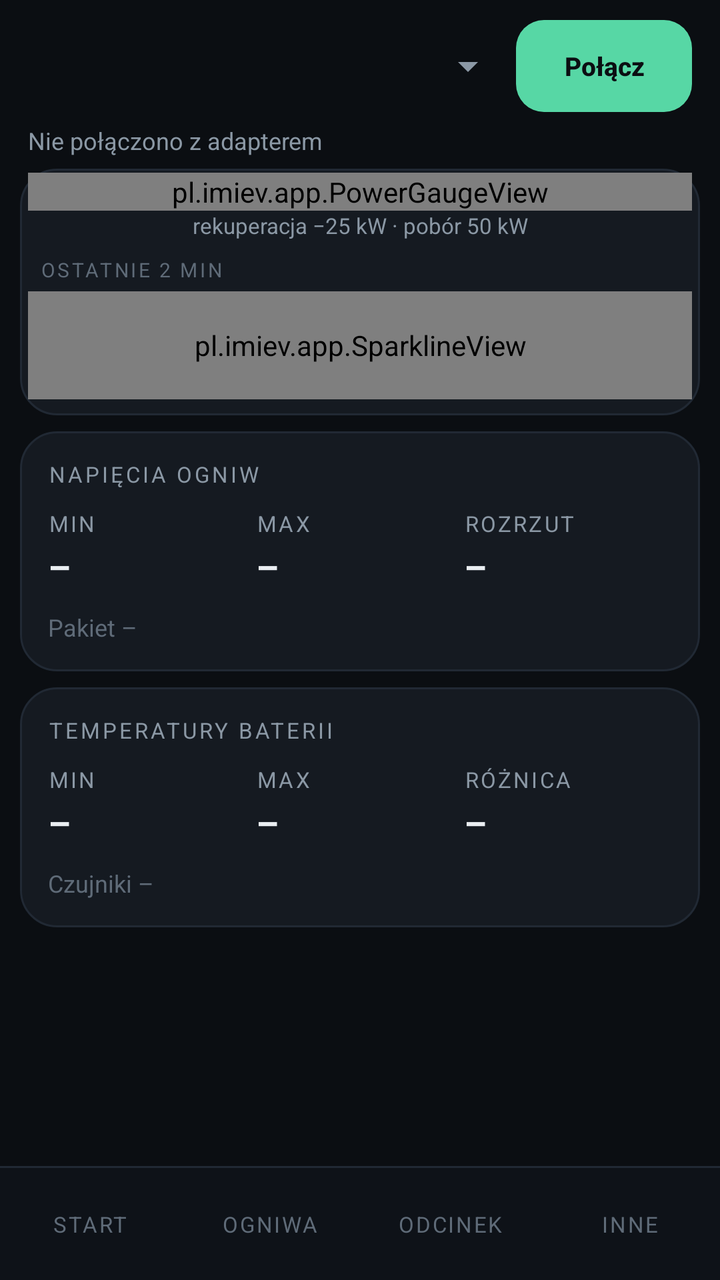
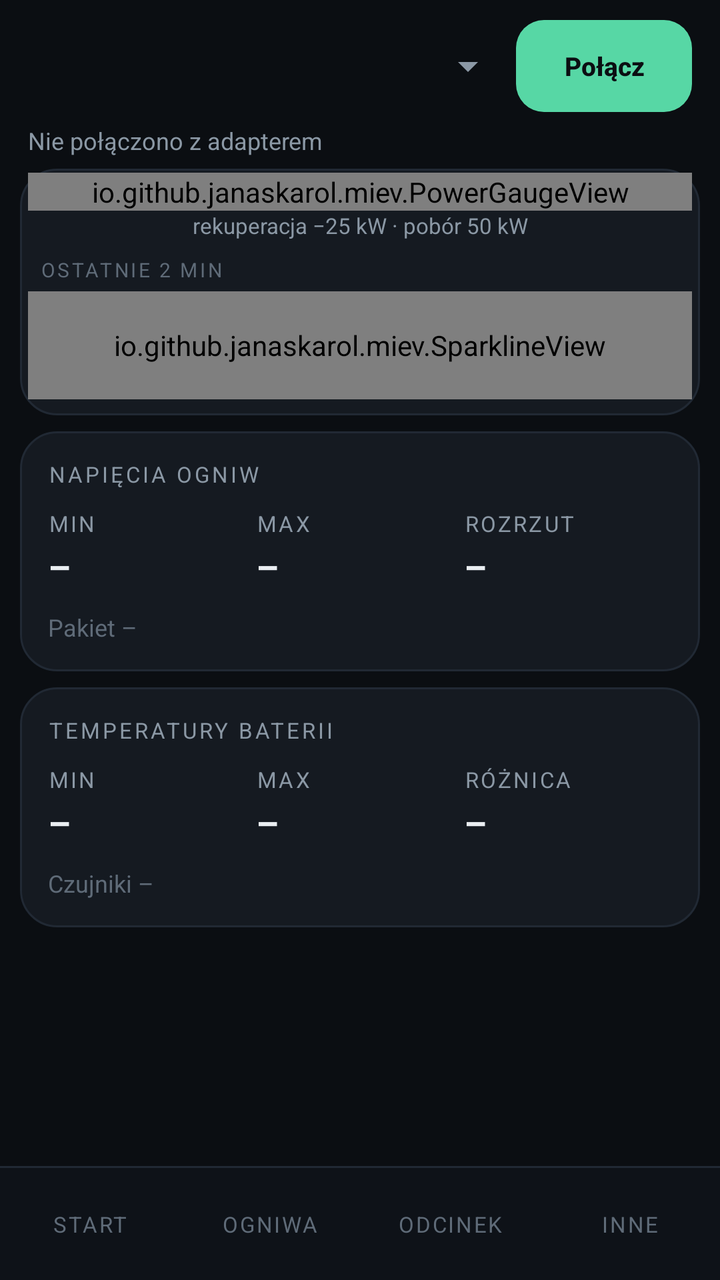

The first picture is an Android layout as it rendered before a commit; the second is the same layout after the commit. The layout source and the unified diff follow.
<!-- AndroidManifest.xml: application theme android:Theme.Material.NoActionBar -->
<!-- res/layout/activity_main.xml -->
<?xml version="1.0" encoding="utf-8"?>
<LinearLayout xmlns:android="http://schemas.android.com/apk/res/android"
    android:layout_width="match_parent"
    android:layout_height="match_parent"
    android:background="@color/bg"
    android:orientation="vertical">

    
    <LinearLayout
        android:layout_width="match_parent"
        android:layout_height="wrap_content"
        android:orientation="vertical"
        android:paddingLeft="14dp"
        android:paddingRight="14dp"
        android:paddingTop="10dp">

        <LinearLayout
            android:layout_width="match_parent"
            android:layout_height="wrap_content"
            android:gravity="center_vertical"
            android:orientation="horizontal">

            <Spinner
                android:id="@+id/deviceSpinner"
                android:layout_width="0dp"
                android:layout_height="wrap_content"
                android:layout_weight="1"
                android:backgroundTint="@color/muted" />

            <Button
                android:id="@+id/connectButton"
                style="@style/AppButtonPrimary"
                android:text="Połącz" />
        </LinearLayout>

        <TextView
            android:id="@+id/statusText"
            android:layout_width="match_parent"
            android:layout_height="wrap_content"
            android:paddingTop="6dp"
            android:paddingBottom="6dp"
            android:text="Nie połączono z adapterem"
            android:textColor="@color/muted"
            android:textSize="12sp" />
    </LinearLayout>

    
    <FrameLayout
        android:id="@+id/panelHost"
        android:layout_width="match_parent"
        android:layout_height="0dp"
        android:layout_weight="1">

        
        <ScrollView
            android:id="@+id/panelStart"
            android:layout_width="match_parent"
            android:layout_height="match_parent"
            android:fillViewport="true"
            android:scrollbars="none">

            <LinearLayout
                android:layout_width="match_parent"
                android:layout_height="wrap_content"
                android:orientation="vertical"
                android:paddingLeft="10dp"
                android:paddingRight="10dp"
                android:paddingBottom="16dp">

                <LinearLayout
                    android:layout_width="match_parent"
                    android:layout_height="wrap_content"
                    android:background="@drawable/bg_card"
                    android:orientation="vertical"
                    android:paddingTop="2dp"
                    android:paddingBottom="8dp"
                    android:paddingLeft="4dp"
                    android:paddingRight="4dp">

                    <pl.imiev.app.PowerGaugeView
                        android:id="@+id/powerGauge"
                        android:layout_width="match_parent"
                        android:layout_height="wrap_content" />

                    <TextView
                        android:id="@+id/peakText"
                        android:layout_width="match_parent"
                        android:layout_height="wrap_content"
                        android:gravity="center"
                        android:paddingBottom="8dp"
                        android:text="rekuperacja −25 kW · pobór 50 kW"
                        android:textColor="@color/muted"
                        android:textSize="11sp" />

                    <TextView
                        android:layout_width="match_parent"
                        android:layout_height="wrap_content"
                        android:letterSpacing="0.12"
                        android:paddingLeft="6dp"
                        android:text="OSTATNIE 2 MIN"
                        android:textColor="@color/dim"
                        android:textSize="10sp" />

                    <pl.imiev.app.SparklineView
                        android:id="@+id/powerSpark"
                        android:layout_width="match_parent"
                        android:layout_height="54dp"
                        android:layout_marginTop="4dp" />
                </LinearLayout>

                
                <LinearLayout
                    android:layout_width="match_parent"
                    android:layout_height="wrap_content"
                    android:layout_marginTop="8dp"
                    android:background="@drawable/bg_card"
                    android:orientation="vertical"
                    android:padding="14dp">

                    <TextView style="@style/CardTitle" android:text="NAPIĘCIA OGNIW" />

                    <LinearLayout
                        android:layout_width="match_parent"
                        android:layout_height="wrap_content"
                        android:orientation="horizontal">

                        <LinearLayout
                            android:layout_width="0dp"
                            android:layout_height="wrap_content"
                            android:layout_weight="1"
                            android:orientation="vertical">
                            <TextView style="@style/Label" android:text="MIN" />
                            <TextView android:id="@+id/cellMinValue" style="@style/MetricSmall" android:text="–" />
                        </LinearLayout>

                        <LinearLayout
                            android:layout_width="0dp"
                            android:layout_height="wrap_content"
                            android:layout_weight="1"
                            android:orientation="vertical">
                            <TextView style="@style/Label" android:text="MAX" />
                            <TextView android:id="@+id/cellMaxValue" style="@style/MetricSmall" android:text="–" />
                        </LinearLayout>

                        <LinearLayout
                            android:layout_width="0dp"
                            android:layout_height="wrap_content"
                            android:layout_weight="1"
                            android:orientation="vertical">
                            <TextView style="@style/Label" android:text="ROZRZUT" />
                            <TextView android:id="@+id/cellDeltaValue" style="@style/MetricSmall" android:text="–" />
                        </LinearLayout>
                    </LinearLayout>

                    <TextView
                        android:id="@+id/packText"
                        style="@style/Foot"
                        android:text="Pakiet –" />
                </LinearLayout>

                
                <LinearLayout
                    android:layout_width="match_parent"
                    android:layout_height="wrap_content"
                    android:layout_marginTop="8dp"
                    android:background="@drawable/bg_card"
                    android:orientation="vertical"
                    android:padding="14dp">

                    <TextView style="@style/CardTitle" android:text="TEMPERATURY BATERII" />

                    <LinearLayout
                        android:layout_width="match_parent"
                        android:layout_height="wrap_content"
                        android:orientation="horizontal">

                        <LinearLayout
                            android:layout_width="0dp"
                            android:layout_height="wrap_content"
                            android:layout_weight="1"
                            android:orientation="vertical">
                            <TextView style="@style/Label" android:text="MIN" />
                            <TextView android:id="@+id/tempMinValue" style="@style/MetricSmall" android:text="–" />
                        </LinearLayout>

                        <LinearLayout
                            android:layout_width="0dp"
                            android:layout_height="wrap_content"
                            android:layout_weight="1"
                            android:orientation="vertical">
                            <TextView style="@style/Label" android:text="MAX" />
                            <TextView android:id="@+id/tempMaxValue" style="@style/MetricSmall" android:text="–" />
                        </LinearLayout>

                        <LinearLayout
                            android:layout_width="0dp"
                            android:layout_height="wrap_content"
                            android:layout_weight="1"
                            android:orientation="vertical">
                            <TextView style="@style/Label" android:text="RÓŻNICA" />
                            <TextView android:id="@+id/tempDeltaValue" style="@style/MetricSmall" android:text="–" />
                        </LinearLayout>
                    </LinearLayout>

                    <TextView
                        android:id="@+id/tempsText"
                        style="@style/Foot"
                        android:text="Czujniki –" />
                </LinearLayout>
            </LinearLayout>
        </ScrollView>

        
        <ScrollView
            android:id="@+id/panelCells"
            android:layout_width="match_parent"
            android:layout_height="match_parent"
            android:fillViewport="true"
            android:scrollbars="none"
            android:visibility="gone">

            <LinearLayout
                android:layout_width="match_parent"
                android:layout_height="wrap_content"
                android:orientation="vertical"
                android:paddingLeft="14dp"
                android:paddingRight="14dp"
                android:paddingBottom="16dp">

                <LinearLayout
                    android:layout_width="match_parent"
                    android:layout_height="wrap_content"
                    android:background="@drawable/bg_card"
                    android:orientation="vertical"
                    android:padding="14dp">

                    <TextView style="@style/CardTitle" android:text="WSZYSTKIE OGNIWA" />

                    <LinearLayout
                        android:layout_width="match_parent"
                        android:layout_height="wrap_content"
                        android:orientation="horizontal">

                        <LinearLayout
                            android:layout_width="0dp"
                            android:layout_height="wrap_content"
                            android:layout_weight="1"
                            android:orientation="vertical">
                            <TextView style="@style/Label" android:text="MIN" />
                            <TextView android:id="@+id/cellTabMin" style="@style/MetricSmall" android:text="–" />
                        </LinearLayout>

                        <LinearLayout
                            android:layout_width="0dp"
                            android:layout_height="wrap_content"
                            android:layout_weight="1"
                            android:orientation="vertical">
                            <TextView style="@style/Label" android:text="MAX" />
                            <TextView android:id="@+id/cellTabMax" style="@style/MetricSmall" android:text="–" />
                        </LinearLayout>

                        <LinearLayout
                            android:layout_width="0dp"
                            android:layout_height="wrap_content"
                            android:layout_weight="1"
                            android:orientation="vertical">
                            <TextView style="@style/Label" android:text="ROZRZUT" />
                            <TextView android:id="@+id/cellTabDelta" style="@style/MetricSmall" android:text="–" />
                        </LinearLayout>
                    </LinearLayout>

                    <TextView
                        android:id="@+id/cellSummary"
                        style="@style/Foot"
                        android:text="Czekam na ramkę 2102 — 88 ogniw" />
                </LinearLayout>

                <LinearLayout
                    android:id="@+id/cellGrid"
                    android:layout_width="match_parent"
                    android:layout_height="wrap_content"
                    android:layout_marginTop="8dp"
                    android:background="@drawable/bg_card"
                    android:orientation="vertical"
                    android:padding="10dp" />
            </LinearLayout>
        </ScrollView>

        
        <ScrollView
            android:id="@+id/panelTrip"
            android:layout_width="match_parent"
            android:layout_height="match_parent"
            android:fillViewport="true"
            android:scrollbars="none"
            android:visibility="gone">

            <LinearLayout
                android:layout_width="match_parent"
                android:layout_height="wrap_content"
                android:orientation="vertical"
                android:paddingLeft="14dp"
                android:paddingRight="14dp"
                android:paddingBottom="16dp">

                <LinearLayout
                    android:layout_width="match_parent"
                    android:layout_height="wrap_content"
                    android:background="@drawable/bg_card"
                    android:orientation="vertical"
                    android:padding="14dp">

                    <TextView style="@style/CardTitle" android:text="TEN ODCINEK" />

                    <LinearLayout
                        android:layout_width="match_parent"
                        android:layout_height="wrap_content"
                        android:orientation="horizontal">

                        <LinearLayout
                            android:layout_width="0dp"
                            android:layout_height="wrap_content"
                            android:layout_weight="1"
                            android:orientation="vertical">
                            <TextView style="@style/Label" android:text="DYSTANS" />
                            <TextView android:id="@+id/tripDistance" style="@style/MetricSmall" android:text="–" />
                        </LinearLayout>

                        <LinearLayout
                            android:layout_width="0dp"
                            android:layout_height="wrap_content"
                            android:layout_weight="1"
                            android:orientation="vertical">
                            <TextView style="@style/Label" android:text="ENERGIA" />
                            <TextView android:id="@+id/tripEnergy" style="@style/MetricSmall" android:text="–" />
                        </LinearLayout>

                        <LinearLayout
                            android:layout_width="0dp"
                            android:layout_height="wrap_content"
                            android:layout_weight="1"
                            android:orientation="vertical">
                            <TextView style="@style/Label" android:text="NA 100 KM" />
                            <TextView android:id="@+id/tripPer100" style="@style/MetricSmall" android:text="–" />
                        </LinearLayout>
                    </LinearLayout>

                    <LinearLayout
                        android:layout_width="match_parent"
                        android:layout_height="wrap_content"
                        android:layout_marginTop="12dp"
                        android:orientation="horizontal">

                        <LinearLayout
                            android:layout_width="0dp"
                            android:layout_height="wrap_content"
                            android:layout_weight="1"
                            android:orientation="vertical">
                            <TextView style="@style/Label" android:text="CZAS" />
                            <TextView android:id="@+id/tripTime" style="@style/MetricSmall" android:text="–" />
                        </LinearLayout>

                        <LinearLayout
                            android:layout_width="0dp"
                            android:layout_height="wrap_content"
                            android:layout_weight="1"
                            android:orientation="vertical">
                            <TextView style="@style/Label" android:text="ŚREDNIA" />
                            <TextView android:id="@+id/tripAvg" style="@style/MetricSmall" android:text="–" />
                        </LinearLayout>

                        <LinearLayout
                            android:layout_width="0dp"
                            android:layout_height="wrap_content"
                            android:layout_weight="1"
                            android:orientation="vertical">
                            <TextView style="@style/Label" android:text="REKUP." />
                            <TextView android:id="@+id/tripRegen" style="@style/MetricSmall" android:text="–" />
                        </LinearLayout>
                    </LinearLayout>

                    <TextView
                        android:id="@+id/tripFoot"
                        style="@style/Foot"
                        android:text="Odcinek startuje automatycznie, gdy auto ruszy" />
                </LinearLayout>

                <LinearLayout
                    android:layout_width="match_parent"
                    android:layout_height="wrap_content"
                    android:layout_marginTop="8dp"
                    android:background="@drawable/bg_card"
                    android:orientation="vertical"
                    android:padding="14dp">

                    <TextView style="@style/CardTitle" android:text="HISTORIA JAZD" />

                    <LinearLayout
                        android:id="@+id/historyList"
                        android:layout_width="match_parent"
                        android:layout_height="wrap_content"
                        android:orientation="vertical" />

                    <TextView
                        android:id="@+id/historyEmpty"
                        android:layout_width="match_parent"
                        android:layout_height="wrap_content"
                        android:paddingTop="4dp"
                        android:text="Brak zapisanych jazd — pierwszy odcinek pojawi się po 120 s postoju"
                        android:textColor="@color/dim"
                        android:textSize="12sp" />
                </LinearLayout>
            </LinearLayout>
        </ScrollView>

        
        <ScrollView
            android:id="@+id/panelOther"
            android:layout_width="match_parent"
            android:layout_height="match_parent"
            android:fillViewport="true"
            android:scrollbars="none"
            android:visibility="gone">

            <LinearLayout
                android:layout_width="match_parent"
                android:layout_height="wrap_content"
                android:orientation="vertical"
                android:paddingLeft="14dp"
                android:paddingRight="14dp"
                android:paddingBottom="16dp">

                
                <LinearLayout
                    android:layout_width="match_parent"
                    android:layout_height="wrap_content"
                    android:layout_marginTop="8dp"
                    android:orientation="horizontal">

                    <LinearLayout
                        android:layout_width="0dp"
                        android:layout_height="wrap_content"
                        android:layout_weight="1"
                        android:background="@drawable/bg_chip"
                        android:orientation="vertical"
                        android:padding="12dp">

                        <TextView style="@style/Label" android:text="SOC" />
                        <TextView android:id="@+id/socValue" style="@style/Metric" android:text="–" />
                    </LinearLayout>

                    <LinearLayout
                        android:layout_width="0dp"
                        android:layout_height="wrap_content"
                        android:layout_marginLeft="8dp"
                        android:layout_weight="1"
                        android:background="@drawable/bg_chip"
                        android:orientation="vertical"
                        android:padding="12dp">

                        <TextView style="@style/Label" android:text="PRĘDKOŚĆ" />
                        <TextView android:id="@+id/speedValue" style="@style/Metric" android:text="–" />
                    </LinearLayout>

                    <LinearLayout
                        android:layout_width="0dp"
                        android:layout_height="wrap_content"
                        android:layout_marginLeft="8dp"
                        android:layout_weight="1"
                        android:background="@drawable/bg_chip"
                        android:orientation="vertical"
                        android:padding="12dp">

                        <TextView style="@style/Label" android:text="GRZANIE PTC" />
                        <TextView android:id="@+id/heaterValue" style="@style/Metric" android:text="–" />
                    </LinearLayout>
                </LinearLayout>

                <LinearLayout
                    android:layout_width="match_parent"
                    android:layout_height="wrap_content"
                    android:background="@drawable/bg_card"
                    android:orientation="vertical"
                    android:padding="14dp">

                    <TextView style="@style/CardTitle" android:text="POZOSTAŁE" />

                    <LinearLayout
                        android:layout_width="match_parent"
                        android:layout_height="wrap_content"
                        android:orientation="horizontal"
                        android:paddingTop="3dp"
                        android:paddingBottom="3dp">
                        <TextView style="@style/RowKey" android:text="Zasięg" />
                        <TextView android:id="@+id/rangeValue" style="@style/RowValue" android:text="–" />
                    </LinearLayout>

                    <LinearLayout
                        android:layout_width="match_parent"
                        android:layout_height="wrap_content"
                        android:orientation="horizontal"
                        android:paddingTop="3dp"
                        android:paddingBottom="3dp">
                        <TextView style="@style/RowKey" android:text="Licznik" />
                        <TextView android:id="@+id/odoValue" style="@style/RowValue" android:text="–" />
                    </LinearLayout>

                    <LinearLayout
                        android:layout_width="match_parent"
                        android:layout_height="wrap_content"
                        android:orientation="horizontal"
                        android:paddingTop="3dp"
                        android:paddingBottom="3dp">
                        <TextView style="@style/RowKey" android:text="Płyn grzewczy" />
                        <TextView android:id="@+id/coolantValue" style="@style/RowValue" android:text="–" />
                    </LinearLayout>

                    <LinearLayout
                        android:layout_width="match_parent"
                        android:layout_height="wrap_content"
                        android:orientation="horizontal"
                        android:paddingTop="3dp"
                        android:paddingBottom="3dp">
                        <TextView style="@style/RowKey" android:text="Klima" />
                        <TextView android:id="@+id/acValue" style="@style/RowValue" android:text="–" />
                    </LinearLayout>

                    <LinearLayout
                        android:layout_width="match_parent"
                        android:layout_height="wrap_content"
                        android:orientation="horizontal"
                        android:paddingTop="3dp"
                        android:paddingBottom="3dp">
                        <TextView style="@style/RowKey" android:text="Bufor próbek" />
                        <TextView android:id="@+id/logValue" style="@style/RowValue" android:text="0" />
                    </LinearLayout>

                    <LinearLayout
                        android:layout_width="match_parent"
                        android:layout_height="wrap_content"
                        android:orientation="horizontal"
                        android:paddingTop="3dp"
                        android:paddingBottom="3dp">
                        <TextView style="@style/RowKey" android:text="Ogniwa" />
                        <TextView android:id="@+id/cellsText" style="@style/RowValue" android:text="–" />
                    </LinearLayout>
                </LinearLayout>

                <LinearLayout
                    android:layout_width="match_parent"
                    android:layout_height="wrap_content"
                    android:layout_marginTop="10dp"
                    android:orientation="horizontal">

                    <Button
                        android:id="@+id/exportButton"
                        style="@style/AppButton"
                        android:text="Eksport CSV" />

                    <Button
                        android:id="@+id/clearButton"
                        style="@style/AppButton"
                        android:layout_marginLeft="8dp"
                        android:text="Wyczyść bufor" />
                </LinearLayout>

                <ToggleButton
                    android:id="@+id/screenToggle"
                    android:layout_width="match_parent"
                    android:layout_height="46dp"
                    android:layout_marginTop="8dp"
                    android:background="@drawable/bg_button"
                    android:textAllCaps="false"
                    android:textColor="@color/muted"
                    android:textOff="Ekran może gasnąć"
                    android:textOn="Ekran zawsze włączony"
                    android:textSize="13sp" />

                <TextView
                    android:id="@+id/csvPathText"
                    android:layout_width="match_parent"
                    android:layout_height="wrap_content"
                    android:paddingTop="10dp"
                    android:textColor="@color/dim"
                    android:textSize="11sp" />

                <TextView
                    android:id="@+id/aboutText"
                    android:layout_width="match_parent"
                    android:layout_height="wrap_content"
                    android:paddingTop="12dp"
                    android:textColor="@color/dim"
                    android:textSize="10sp"
                    android:text="i-MiEV Monitor — nieoficjalna aplikacja, niepowiązana z Mitsubishi Motors.\nBrak dostępu do internetu — dane nie opuszczają telefonu." />
            </LinearLayout>
        </ScrollView>
    </FrameLayout>

    
    <View
        android:layout_width="match_parent"
        android:layout_height="1dp"
        android:background="@color/cardStroke" />

    <LinearLayout
        android:id="@+id/tabBar"
        android:layout_width="match_parent"
        android:layout_height="56dp"
        android:background="#0E1218"
        android:orientation="horizontal">

        <TextView
            android:id="@+id/tabStart"
            style="@style/TabItem"
            android:text="START" />

        <TextView
            android:id="@+id/tabCells"
            style="@style/TabItem"
            android:text="OGNIWA" />

        <TextView
            android:id="@+id/tabTrip"
            style="@style/TabItem"
            android:text="ODCINEK" />

        <TextView
            android:id="@+id/tabOther"
            style="@style/TabItem"
            android:text="INNE" />
    </LinearLayout>
</LinearLayout>
<!-- resources referenced by this layout -->
<resources>
  <color name="bg">#0B0E12</color>
  <color name="cardStroke">#212934</color>
  <color name="dim">#5F6B78</color>
  <color name="muted">#8B98A5</color>
  <!-- drawable bg_button (drawable) -->
  <?xml version="1.0" encoding="utf-8"?>
  <shape xmlns:android="http://schemas.android.com/apk/res/android" android:shape="rectangle">
      <solid android:color="@color/buttonBg" />
      <corners android:radius="14dp" />
  </shape>
  <!-- drawable bg_card (drawable) -->
  <?xml version="1.0" encoding="utf-8"?>
  <shape xmlns:android="http://schemas.android.com/apk/res/android" android:shape="rectangle">
      <solid android:color="@color/card" />
      <corners android:radius="18dp" />
      <stroke android:width="1dp" android:color="@color/cardStroke" />
  </shape>
  <!-- drawable bg_chip (drawable) -->
  <?xml version="1.0" encoding="utf-8"?>
  <shape xmlns:android="http://schemas.android.com/apk/res/android" android:shape="rectangle">
      <solid android:color="#12171D" />
      <corners android:radius="14dp" />
      <stroke android:width="1dp" android:color="#1C232C" />
  </shape>
  <style name="CardTitle">
          <item name="android:layout_width">match_parent</item>
          <item name="android:layout_height">wrap_content</item>
          <item name="android:textColor">@color/muted</item>
          <item name="android:textSize">11sp</item>
          <item name="android:letterSpacing">0.12</item>
          <item name="android:paddingBottom">10dp</item>
      </style>
  <style name="Foot">
          <item name="android:layout_width">match_parent</item>
          <item name="android:layout_height">wrap_content</item>
          <item name="android:textColor">@color/dim</item>
          <item name="android:textSize">12sp</item>
          <item name="android:paddingTop">10dp</item>
      </style>
  <style name="Label">
          <item name="android:layout_width">wrap_content</item>
          <item name="android:layout_height">wrap_content</item>
          <item name="android:textColor">@color/muted</item>
          <item name="android:textSize">11sp</item>
          <item name="android:letterSpacing">0.10</item>
      </style>
  <style name="Metric">
          <item name="android:layout_width">wrap_content</item>
          <item name="android:layout_height">wrap_content</item>
          <item name="android:textColor">@color/txt</item>
          <item name="android:textSize">24sp</item>
          <item name="android:textStyle">bold</item>
          <item name="android:paddingTop">3dp</item>
      </style>
  <style name="MetricSmall">
          <item name="android:layout_width">wrap_content</item>
          <item name="android:layout_height">wrap_content</item>
          <item name="android:textColor">@color/txt</item>
          <item name="android:textSize">18sp</item>
          <item name="android:textStyle">bold</item>
          <item name="android:paddingTop">2dp</item>
      </style>
  <style name="RowKey">
          <item name="android:layout_width">0dp</item>
          <item name="android:layout_height">wrap_content</item>
          <item name="android:layout_weight">1</item>
          <item name="android:textColor">@color/muted</item>
          <item name="android:textSize">13sp</item>
      </style>
  <style name="RowValue">
          <item name="android:layout_width">wrap_content</item>
          <item name="android:layout_height">wrap_content</item>
          <item name="android:textColor">@color/txt</item>
          <item name="android:textSize">13sp</item>
          <item name="android:textStyle">bold</item>
      </style>
  <color name="buttonBg">#232B36</color>
  <color name="card">#151A21</color>
  <color name="txt">#EAEEF2</color>
  <!-- drawable bg_button_primary (drawable) -->
  <?xml version="1.0" encoding="utf-8"?>
  <shape xmlns:android="http://schemas.android.com/apk/res/android" android:shape="rectangle">
      <solid android:color="@color/accent" />
      <corners android:radius="14dp" />
  </shape>
  <color name="accent">#57D7A5</color>
  <!-- unchanged entries left out for length: 4 -->
</resources>

<!-- the commit's change to res/layout/activity_main.xml (unified diff, before → after) -->
@@ -77,7 +77,7 @@
                     android:paddingLeft="4dp"
                     android:paddingRight="4dp">
 
-                    <pl.imiev.app.PowerGaugeView
+                    <io.github.janaskarol.miev.PowerGaugeView
                         android:id="@+id/powerGauge"
                         android:layout_width="match_parent"
                         android:layout_height="wrap_content" />
@@ -101,7 +101,7 @@
                         android:textColor="@color/dim"
                         android:textSize="10sp" />
 
-                    <pl.imiev.app.SparklineView
+                    <io.github.janaskarol.miev.SparklineView
                         android:id="@+id/powerSpark"
                         android:layout_width="match_parent"
                         android:layout_height="54dp"
